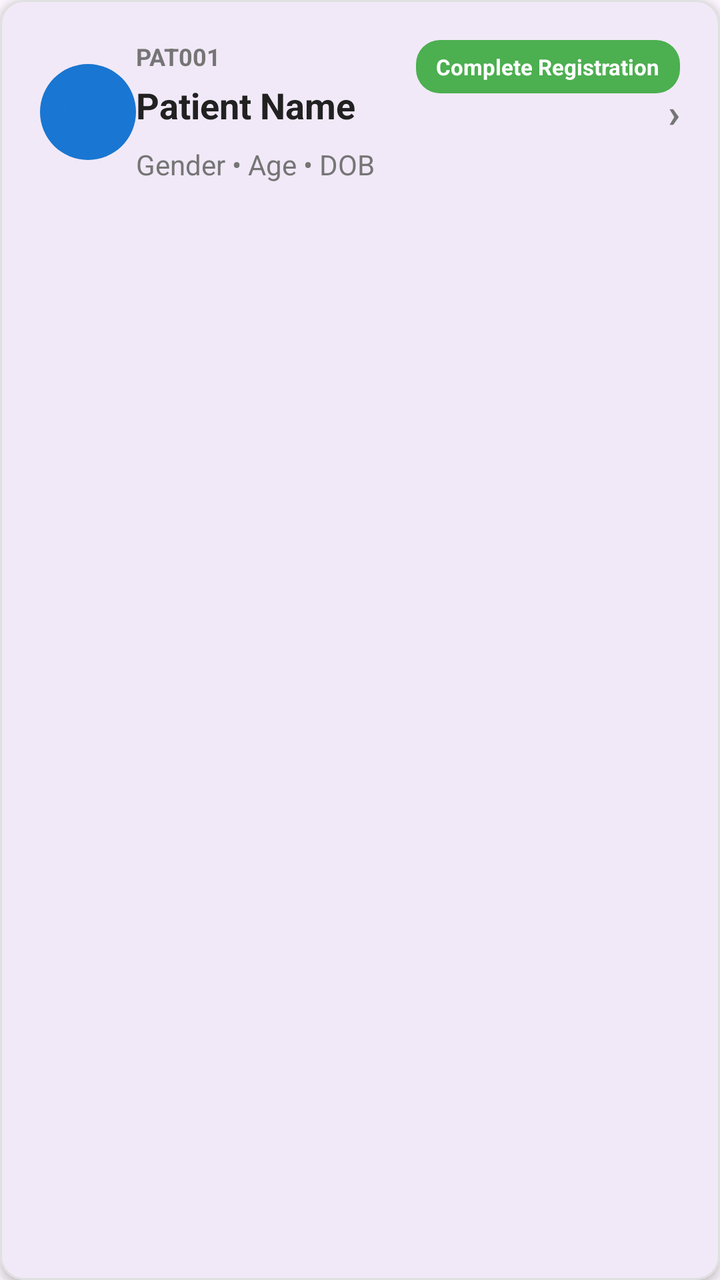
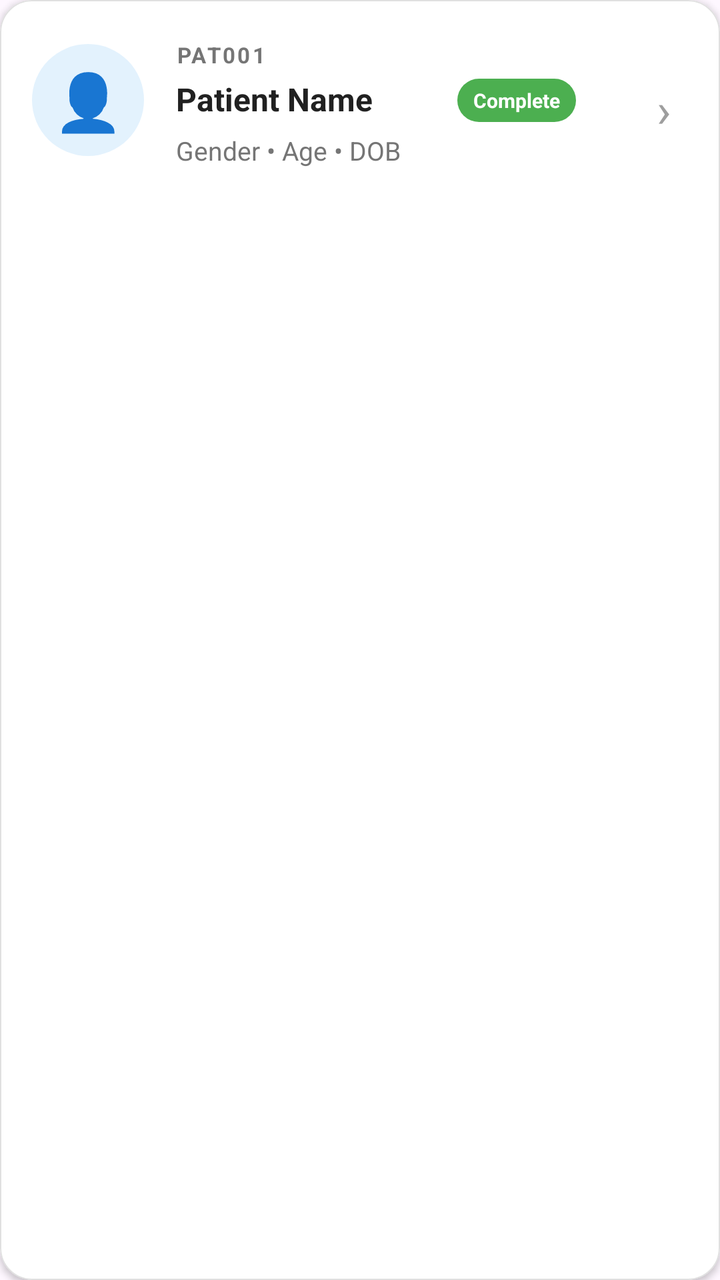

Before-and-after screenshots of an Android layout around one commit, followed by the original layout XML and the change that was made.
<!-- AndroidManifest.xml: application theme Theme.H_CAS -->
<!-- res/layout/item_patient_monitoring.xml -->
<?xml version="1.0" encoding="utf-8"?>
<com.google.android.material.card.MaterialCardView xmlns:android="http://schemas.android.com/apk/res/android"
    xmlns:app="http://schemas.android.com/apk/res-auto"
    android:layout_width="match_parent"
    android:layout_height="wrap_content"
    android:layout_marginTop="8dp"
    android:layout_marginBottom="4dp"
    app:cardCornerRadius="12dp"
    app:cardElevation="3dp"
    app:strokeColor="@color/card_border_gray"
    app:strokeWidth="1dp"
    android:clickable="true"
    android:focusable="true">

    <androidx.constraintlayout.widget.ConstraintLayout
        android:layout_width="match_parent"
        android:layout_height="wrap_content"
        android:padding="20dp"
        android:minHeight="80dp">

        
        <TextView
            android:id="@+id/textPatientIcon"
            android:layout_width="48dp"
            android:layout_height="48dp"
            android:layout_marginEnd="16dp"
            android:text="👤"
            android:textSize="24sp"
            android:background="@drawable/patient_icon_background"
            android:gravity="center"
            app:layout_constraintTop_toTopOf="parent"
            app:layout_constraintBottom_toBottomOf="parent"
            app:layout_constraintStart_toStartOf="parent" />

        
        <TextView
            android:id="@+id/textPatientNumber"
            android:layout_width="wrap_content"
            android:layout_height="wrap_content"
            android:text="PAT001"
            android:textSize="12sp"
            android:textColor="@color/text_secondary"
            android:textStyle="bold"
            app:layout_constraintTop_toTopOf="parent"
            app:layout_constraintStart_toEndOf="@id/textPatientIcon" />

        
        <TextView
            android:id="@+id/textPatientName"
            android:layout_width="0dp"
            android:layout_height="wrap_content"
            android:layout_marginTop="4dp"
            android:text="Patient Name"
            android:textSize="18sp"
            android:textStyle="bold"
            android:textColor="@color/text_primary"
            app:layout_constraintTop_toBottomOf="@id/textPatientNumber"
            app:layout_constraintStart_toEndOf="@id/textPatientIcon"
            app:layout_constraintEnd_toStartOf="@id/textPatientStatus" />

        
        <TextView
            android:id="@+id/textPatientGender"
            android:layout_width="0dp"
            android:layout_height="wrap_content"
            android:layout_marginTop="8dp"
            android:text="Gender • Age • DOB"
            android:textSize="14sp"
            android:textColor="@color/text_secondary"
            app:layout_constraintTop_toBottomOf="@id/textPatientName"
            app:layout_constraintStart_toEndOf="@id/textPatientIcon"
            app:layout_constraintEnd_toStartOf="@id/textPatientStatus" />

        
        <TextView
            android:id="@+id/textPatientStatus"
            android:layout_width="wrap_content"
            android:layout_height="wrap_content"
            android:text="Complete Registration"
            android:textSize="11sp"
            android:textStyle="bold"
            android:background="@drawable/status_background"
            android:paddingStart="10dp"
            android:paddingEnd="10dp"
            android:paddingTop="6dp"
            android:paddingBottom="6dp"
            android:textColor="@android:color/white"
            app:layout_constraintTop_toTopOf="parent"
            app:layout_constraintEnd_toEndOf="parent" />

        
        <TextView
            android:layout_width="wrap_content"
            android:layout_height="wrap_content"
            android:text="›"
            android:textSize="20sp"
            android:textColor="@color/text_secondary"
            android:textStyle="bold"
            app:layout_constraintTop_toTopOf="parent"
            app:layout_constraintBottom_toBottomOf="parent"
            app:layout_constraintEnd_toEndOf="parent" />

    </androidx.constraintlayout.widget.ConstraintLayout>

</com.google.android.material.card.MaterialCardView>
<!-- resources referenced by this layout -->
<resources>
  <color name="card_border_gray">#E0E0E0</color>
  <color name="text_primary">#212121</color>
  <color name="text_secondary">#757575</color>
  <!-- drawable patient_icon_background (drawable) -->
  <?xml version="1.0" encoding="utf-8"?>
  <shape xmlns:android="http://schemas.android.com/apk/res/android"
      android:shape="oval">
      <solid android:color="@color/primary_blue" />
  </shape>
  <!-- drawable status_background (drawable) -->
  <?xml version="1.0" encoding="utf-8"?>
  <shape xmlns:android="http://schemas.android.com/apk/res/android"
      android:shape="rectangle">
      
      <solid android:color="@color/success_green" />
      
      <corners android:radius="12dp" />
      
  </shape>
  <style name="Theme.H_CAS" parent="Base.Theme.H_CAS" />
  <color name="primary_blue">#1976D2</color>
  <color name="success_green">#4CAF50</color>
  <style name="Base.Theme.H_CAS" parent="Theme.Material3.DayNight.NoActionBar">
          
          
      </style>
</resources>

<!-- the commit's change to res/layout/item_patient_monitoring.xml (unified diff, before → after) -->
@@ -3,59 +3,78 @@
     xmlns:app="http://schemas.android.com/apk/res-auto"
     android:layout_width="match_parent"
     android:layout_height="wrap_content"
+    android:layout_marginStart="4dp"
+    android:layout_marginEnd="4dp"
     android:layout_marginTop="8dp"
-    android:layout_marginBottom="4dp"
-    app:cardCornerRadius="12dp"
-    app:cardElevation="3dp"
-    app:strokeColor="@color/card_border_gray"
-    app:strokeWidth="1dp"
+    android:layout_marginBottom="8dp"
+    app:cardCornerRadius="16dp"
+    app:cardElevation="2dp"
+    app:strokeColor="#E0E0E0"
+    app:strokeWidth="0.5dp"
+    app:cardBackgroundColor="@android:color/white"
     android:clickable="true"
-    android:focusable="true">
+    android:focusable="true"
+    android:foreground="?android:attr/selectableItemBackground">
 
     <androidx.constraintlayout.widget.ConstraintLayout
         android:layout_width="match_parent"
         android:layout_height="wrap_content"
-        android:padding="20dp"
-        android:minHeight="80dp">
+        android:padding="16dp"
+        android:minHeight="100dp">
 
         
-        <TextView
-            android:id="@+id/textPatientIcon"
-            android:layout_width="48dp"
-            android:layout_height="48dp"
-            android:layout_marginEnd="16dp"
-            android:text="👤"
-            android:textSize="24sp"
-            android:background="@drawable/patient_icon_background"
-            android:gravity="center"
+        <View
+            android:id="@+id/viewPatientAvatar"
+            android:layout_width="56dp"
+            android:layout_height="56dp"
+            android:background="@drawable/patient_avatar_background"
             app:layout_constraintTop_toTopOf="parent"
             app:layout_constraintBottom_toBottomOf="parent"
             app:layout_constraintStart_toStartOf="parent" />
+
+        <TextView
+            android:id="@+id/textPatientIcon"
+            android:layout_width="0dp"
+            android:layout_height="0dp"
+            android:text="👤"
+            android:textSize="28sp"
+            android:gravity="center"
+            app:layout_constraintTop_toTopOf="@id/viewPatientAvatar"
+            app:layout_constraintBottom_toBottomOf="@id/viewPatientAvatar"
+            app:layout_constraintStart_toStartOf="@id/viewPatientAvatar"
+            app:layout_constraintEnd_toEndOf="@id/viewPatientAvatar" />
 
         
         <TextView
             android:id="@+id/textPatientNumber"
             android:layout_width="wrap_content"
             android:layout_height="wrap_content"
+            android:layout_marginStart="16dp"
+            android:layout_marginTop="4dp"
             android:text="PAT001"
-            android:textSize="12sp"
-            android:textColor="@color/text_secondary"
+            android:textSize="11sp"
+            android:textColor="#757575"
             android:textStyle="bold"
+            android:letterSpacing="0.1"
             app:layout_constraintTop_toTopOf="parent"
-            app:layout_constraintStart_toEndOf="@id/textPatientIcon" />
+            app:layout_constraintStart_toEndOf="@id/viewPatientAvatar" />
 
         
         <TextView
             android:id="@+id/textPatientName"
             android:layout_width="0dp"
             android:layout_height="wrap_content"
+            android:layout_marginStart="16dp"
             android:layout_marginTop="4dp"
+            android:layout_marginEnd="8dp"
             android:text="Patient Name"
-            android:textSize="18sp"
+            android:textSize="16sp"
             android:textStyle="bold"
-            android:textColor="@color/text_primary"
+            android:textColor="#212121"
+            android:maxLines="2"
+            android:ellipsize="end"
             app:layout_constraintTop_toBottomOf="@id/textPatientNumber"
-            app:layout_constraintStart_toEndOf="@id/textPatientIcon"
+            app:layout_constraintStart_toEndOf="@id/viewPatientAvatar"
             app:layout_constraintEnd_toStartOf="@id/textPatientStatus" />
 
         
@@ -63,12 +82,16 @@
             android:id="@+id/textPatientGender"
             android:layout_width="0dp"
             android:layout_height="wrap_content"
-            android:layout_marginTop="8dp"
+            android:layout_marginStart="16dp"
+            android:layout_marginTop="6dp"
+            android:layout_marginEnd="8dp"
             android:text="Gender • Age • DOB"
-            android:textSize="14sp"
-            android:textColor="@color/text_secondary"
+            android:textSize="13sp"
+            android:textColor="#757575"
+            android:maxLines="1"
+            android:ellipsize="end"
             app:layout_constraintTop_toBottomOf="@id/textPatientName"
-            app:layout_constraintStart_toEndOf="@id/textPatientIcon"
+            app:layout_constraintStart_toEndOf="@id/viewPatientAvatar"
             app:layout_constraintEnd_toStartOf="@id/textPatientStatus" />
 
         
@@ -76,26 +99,30 @@
             android:id="@+id/textPatientStatus"
             android:layout_width="wrap_content"
             android:layout_height="wrap_content"
-            android:text="Complete Registration"
-            android:textSize="11sp"
+            android:layout_marginEnd="32dp"
+            android:text="Complete"
+            android:textSize="10sp"
             android:textStyle="bold"
-            android:background="@drawable/status_background"
-            android:paddingStart="10dp"
-            android:paddingEnd="10dp"
-            android:paddingTop="6dp"
-            android:paddingBottom="6dp"
+            android:background="@drawable/status_badge_background"
+            android:paddingStart="8dp"
+            android:paddingEnd="8dp"
+            android:paddingTop="4dp"
+            android:paddingBottom="4dp"
             android:textColor="@android:color/white"
+            android:maxLines="1"
             app:layout_constraintTop_toTopOf="parent"
-            app:layout_constraintEnd_toEndOf="parent" />
+            app:layout_constraintBottom_toBottomOf="parent"
+            app:layout_constraintEnd_toStartOf="@id/viewArrow" />
 
         
         <TextView
-            android:layout_width="wrap_content"
-            android:layout_height="wrap_content"
+            android:id="@+id/viewArrow"
+            android:layout_width="24dp"
+            android:layout_height="24dp"
             android:text="›"
-            android:textSize="20sp"
-            android:textColor="@color/text_secondary"
-            android:textStyle="bold"
+            android:textSize="24sp"
+            android:textColor="#9E9E9E"
+            android:gravity="center"
             app:layout_constraintTop_toTopOf="parent"
             app:layout_constraintBottom_toBottomOf="parent"
             app:layout_constraintEnd_toEndOf="parent" />
<!-- resource entries referenced after the edit -->
@@ -1,27 +1,22 @@
 <!-- resources referenced by this layout -->
 <resources>
-  <color name="card_border_gray">#E0E0E0</color>
-  <color name="text_primary">#212121</color>
-  <color name="text_secondary">#757575</color>
-  <!-- drawable patient_icon_background (drawable) -->
+  <!-- drawable patient_avatar_background (drawable) -->
   <?xml version="1.0" encoding="utf-8"?>
   <shape xmlns:android="http://schemas.android.com/apk/res/android"
       android:shape="oval">
-      <solid android:color="@color/primary_blue" />
+      <solid android:color="#E3F2FD" />
+      <size
+          android:width="56dp"
+          android:height="56dp" />
   </shape>
-  <!-- drawable status_background (drawable) -->
+  <!-- drawable status_badge_background (drawable) -->
   <?xml version="1.0" encoding="utf-8"?>
   <shape xmlns:android="http://schemas.android.com/apk/res/android"
       android:shape="rectangle">
-      
-      <solid android:color="@color/success_green" />
-      
+      <solid android:color="#4CAF50" />
       <corners android:radius="12dp" />
-      
   </shape>
   <style name="Theme.H_CAS" parent="Base.Theme.H_CAS" />
-  <color name="primary_blue">#1976D2</color>
-  <color name="success_green">#4CAF50</color>
   <style name="Base.Theme.H_CAS" parent="Theme.Material3.DayNight.NoActionBar">
           
           
